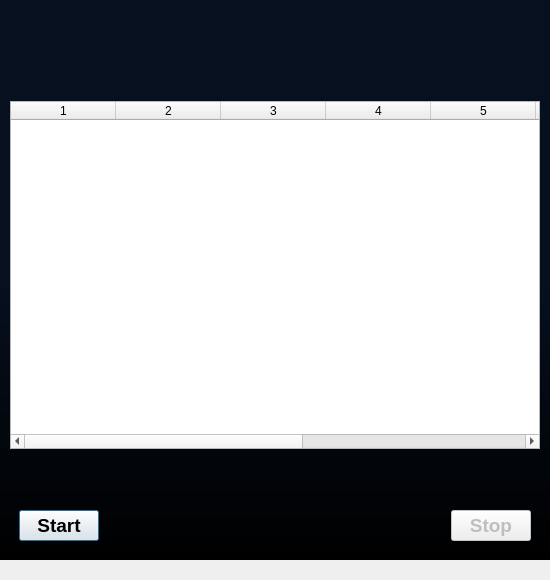
The window that src/ui/MainWindow.ui (bitcap-co/bitcap-ipr) describes before a commit, drawn with Qt 5.
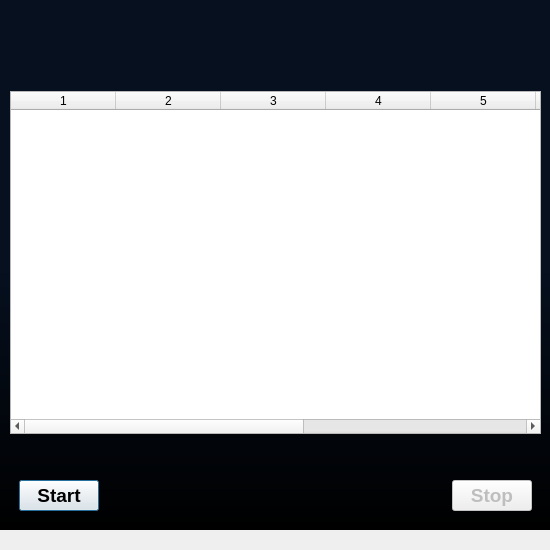
The same window after the commit. The open tabs and pages were chosen to show the change.

Commit message: set window to 550x550

```diff
--- a/src/ui/MainWindow.ui
+++ b/src/ui/MainWindow.ui
@@ -7,7 +7,7 @@
     <x>0</x>
     <y>0</y>
     <width>550</width>
-    <height>580</height>
+    <height>550</height>
    </rect>
   </property>
   <property name="windowTitle">
@@ -68,8 +68,8 @@
      <rect>
       <x>10</x>
       <y>60</y>
-      <width>530</width>
-      <height>490</height>
+      <width>531</width>
+      <height>460</height>
      </rect>
     </property>
     <layout class="QVBoxLayout" name="verticalLayout">
@@ -127,8 +127,8 @@
           <rect>
            <x>0</x>
            <y>0</y>
-           <width>530</width>
-           <height>348</height>
+           <width>531</width>
+           <height>343</height>
           </rect>
          </property>
          <property name="sizePolicy">
```
The commit also changes 1 other file.
